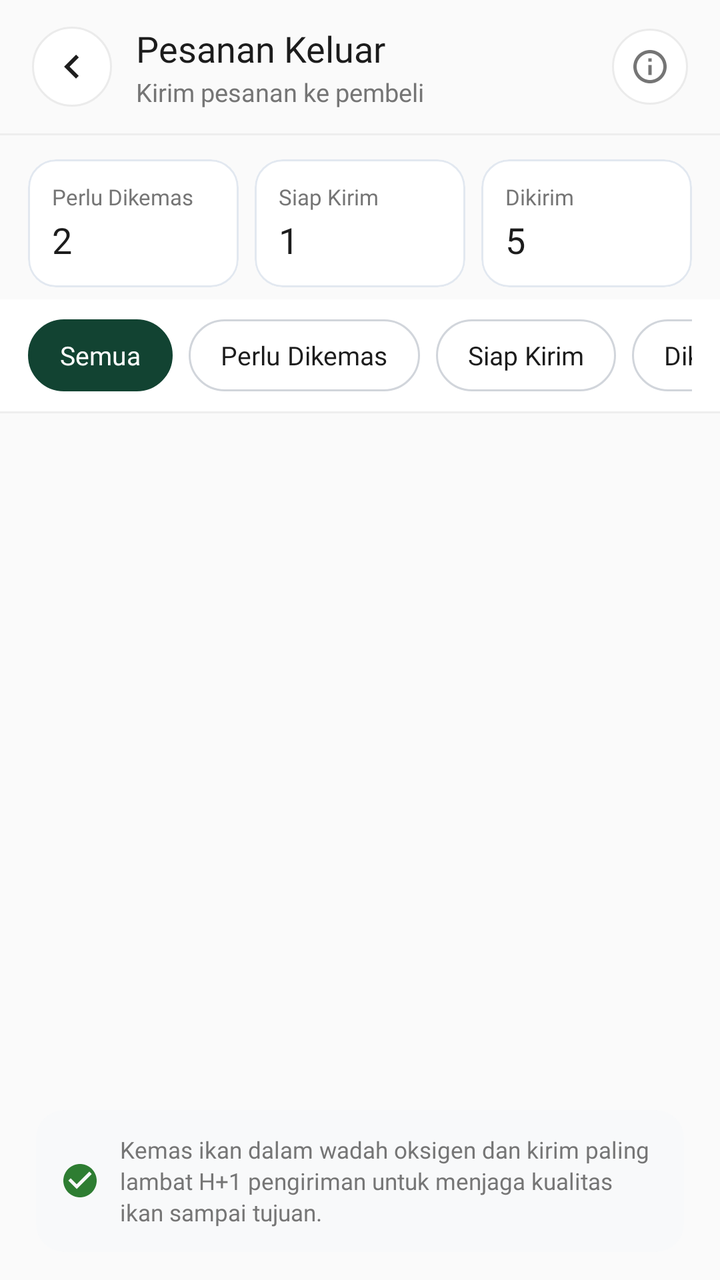
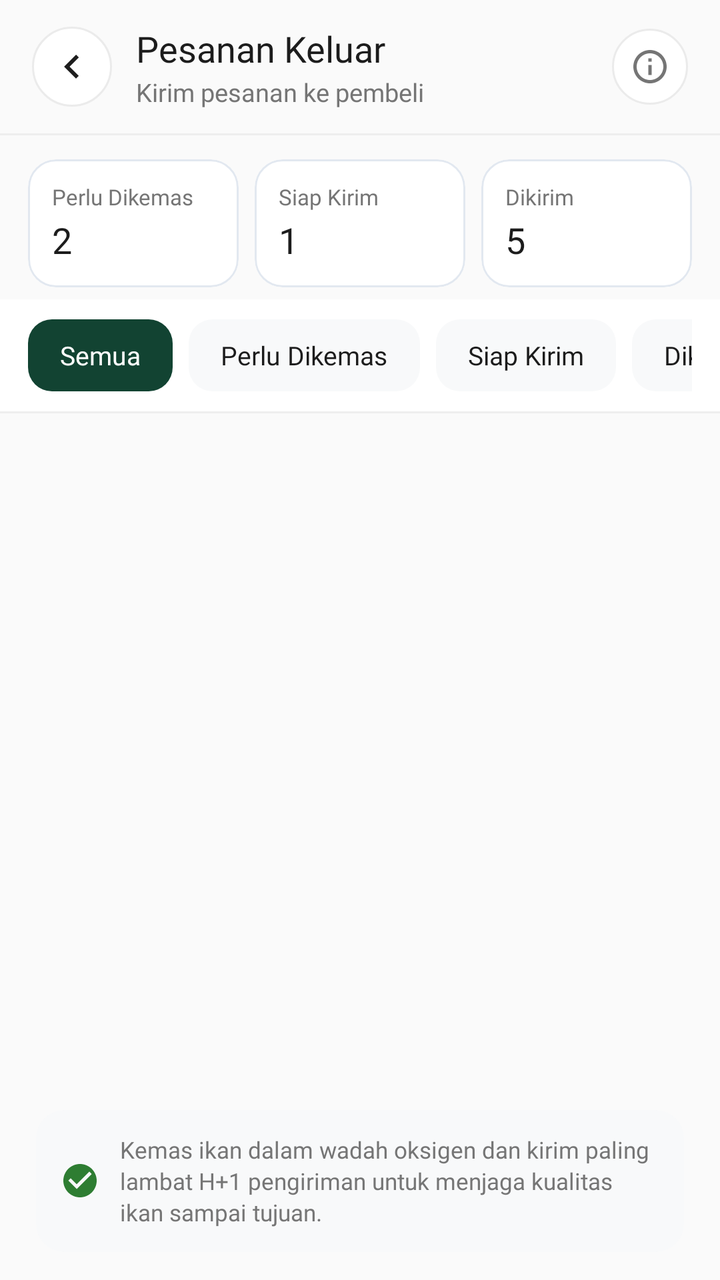

An Android layout rendered at two revisions. The XML below is the earlier revision; the diff shows what the commit changed to produce the second picture.
<!-- AndroidManifest.xml: application theme Theme.GuppyMarketIDN -->
<!-- res/layout/activity_seller_orders.xml -->
<?xml version="1.0" encoding="utf-8"?>
<RelativeLayout
    xmlns:android="http://schemas.android.com/apk/res/android"
    xmlns:app="http://schemas.android.com/apk/res-auto"
    xmlns:tools="http://schemas.android.com/tools"
    android:id="@+id/main"
    android:layout_width="match_parent"
    android:layout_height="match_parent"
    android:background="#FAFAFA"
    tools:context=".menuProfile.SellerOrdersActivity">

    
    <LinearLayout
        android:id="@+id/topBarSellerOrders"
        android:layout_width="match_parent"
        android:layout_height="wrap_content"
        android:layout_alignParentTop="true"
        android:background="#FAFAFA"
        android:paddingHorizontal="16dp"
        android:paddingTop="12dp"
        android:paddingBottom="12dp"
        android:gravity="center_vertical"
        android:orientation="horizontal">

        <ImageView
            android:id="@+id/btnBackSellerOrders"
            android:layout_width="40dp"
            android:layout_height="40dp"
            android:background="@drawable/bg_circle_white_stroke"
            android:src="@drawable/ic_chevron_left"
            android:padding="8dp"
            android:clickable="true"
            android:focusable="true"/>

        <LinearLayout
            android:layout_width="0dp"
            android:layout_weight="1"
            android:layout_height="wrap_content"
            android:layout_marginStart="12dp"
            android:orientation="vertical">

            <TextView
                android:layout_width="wrap_content"
                android:layout_height="wrap_content"
                android:fontFamily="@font/inter_bold"
                android:text="Pesanan Keluar"
                android:textColor="@color/guppy_text_black"
                android:textSize="18sp"/>

            <TextView
                android:layout_width="wrap_content"
                android:layout_height="wrap_content"
                android:layout_marginTop="1dp"
                android:fontFamily="@font/inter_regular"
                android:text="Kirim pesanan ke pembeli"
                android:textColor="@color/guppy_text_gray"
                android:textSize="12.5sp"/>
        </LinearLayout>

        <ImageView
            android:id="@+id/btnHelpSellerOrders"
            android:layout_width="38dp"
            android:layout_height="38dp"
            android:background="@drawable/bg_circle_white_stroke"
            android:src="@drawable/ic_info"
            app:tint="@color/guppy_text_gray"
            android:padding="9dp"
            android:clickable="true"
            android:focusable="true"/>
    </LinearLayout>

    <View
        android:id="@+id/dividerHeader"
        android:layout_width="match_parent"
        android:layout_height="1dp"
        android:layout_below="@id/topBarSellerOrders"
        android:background="#EEEEEE"/>

    
    <LinearLayout
        android:id="@+id/layoutTopCounters"
        android:layout_width="match_parent"
        android:layout_height="wrap_content"
        android:layout_below="@id/dividerHeader"
        android:background="#FAFAFA"
        android:paddingHorizontal="14dp"
        android:paddingTop="12dp"
        android:paddingBottom="6dp"
        android:orientation="horizontal">

        
        <com.google.android.material.card.MaterialCardView
            android:layout_width="0dp"
            android:layout_weight="1"
            android:layout_height="64dp"
            android:layout_marginEnd="5dp"
            app:cardCornerRadius="14dp"
            app:cardElevation="0dp"
            app:cardBackgroundColor="@color/white"
            app:strokeColor="#E2E8F0"
            app:strokeWidth="1dp">
            <LinearLayout
                android:layout_width="match_parent"
                android:layout_height="match_parent"
                android:gravity="center_vertical"
                android:paddingHorizontal="12dp"
                android:orientation="vertical">
                <TextView
                    android:layout_width="wrap_content"
                    android:layout_height="wrap_content"
                    android:text="Perlu Dikemas"
                    android:textColor="@color/guppy_text_gray"
                    android:fontFamily="@font/inter_medium"
                    android:textSize="11sp"/>
                <TextView
                    android:id="@+id/tvCountPerluDikemas"
                    android:layout_width="wrap_content"
                    android:layout_height="wrap_content"
                    android:layout_marginTop="2dp"
                    android:text="2"
                    android:textColor="@color/guppy_text_black"
                    android:fontFamily="@font/inter_bold"
                    android:textSize="18sp"/>
            </LinearLayout>
        </com.google.android.material.card.MaterialCardView>

        
        <com.google.android.material.card.MaterialCardView
            android:layout_width="0dp"
            android:layout_weight="1"
            android:layout_height="64dp"
            android:layout_marginHorizontal="3dp"
            app:cardCornerRadius="14dp"
            app:cardElevation="0dp"
            app:cardBackgroundColor="@color/white"
            app:strokeColor="#E2E8F0"
            app:strokeWidth="1dp">
            <LinearLayout
                android:layout_width="match_parent"
                android:layout_height="match_parent"
                android:gravity="center_vertical"
                android:paddingHorizontal="12dp"
                android:orientation="vertical">
                <TextView
                    android:layout_width="wrap_content"
                    android:layout_height="wrap_content"
                    android:text="Siap Kirim"
                    android:textColor="@color/guppy_text_gray"
                    android:fontFamily="@font/inter_medium"
                    android:textSize="11sp"/>
                <TextView
                    android:id="@+id/tvCountSiapKirim"
                    android:layout_width="wrap_content"
                    android:layout_height="wrap_content"
                    android:layout_marginTop="2dp"
                    android:text="1"
                    android:textColor="@color/guppy_text_black"
                    android:fontFamily="@font/inter_bold"
                    android:textSize="18sp"/>
            </LinearLayout>
        </com.google.android.material.card.MaterialCardView>

        
        <com.google.android.material.card.MaterialCardView
            android:layout_width="0dp"
            android:layout_weight="1"
            android:layout_height="64dp"
            android:layout_marginStart="5dp"
            app:cardCornerRadius="14dp"
            app:cardElevation="0dp"
            app:cardBackgroundColor="@color/white"
            app:strokeColor="#E2E8F0"
            app:strokeWidth="1dp">
            <LinearLayout
                android:layout_width="match_parent"
                android:layout_height="match_parent"
                android:gravity="center_vertical"
                android:paddingHorizontal="12dp"
                android:orientation="vertical">
                <TextView
                    android:layout_width="wrap_content"
                    android:layout_height="wrap_content"
                    android:text="Dikirim"
                    android:textColor="@color/guppy_text_gray"
                    android:fontFamily="@font/inter_medium"
                    android:textSize="11sp"/>
                <TextView
                    android:id="@+id/tvCountDikirim"
                    android:layout_width="wrap_content"
                    android:layout_height="wrap_content"
                    android:layout_marginTop="2dp"
                    android:text="5"
                    android:textColor="@color/guppy_text_black"
                    android:fontFamily="@font/inter_bold"
                    android:textSize="18sp"/>
            </LinearLayout>
        </com.google.android.material.card.MaterialCardView>

    </LinearLayout>

    
    <HorizontalScrollView
        android:id="@+id/scrollTabsSellerOrders"
        android:layout_width="match_parent"
        android:layout_height="wrap_content"
        android:layout_below="@id/layoutTopCounters"
        android:background="@color/white"
        android:scrollbars="none"
        android:paddingVertical="10dp"
        android:paddingHorizontal="14dp">

        <LinearLayout
            android:layout_width="wrap_content"
            android:layout_height="wrap_content"
            android:orientation="horizontal">

            
            <TextView
                android:id="@+id/tabSellerOrderSemua"
                android:layout_width="wrap_content"
                android:layout_height="36dp"
                android:background="@drawable/bg_chip_selected"
                android:backgroundTint="#124332"
                android:text="Semua"
                android:textColor="@color/white"
                android:fontFamily="@font/inter_bold"
                android:textSize="13sp"
                android:gravity="center"
                android:paddingHorizontal="16dp"
                android:layout_marginEnd="8dp"
                android:clickable="true"
                android:focusable="true"/>

            
            <TextView
                android:id="@+id/tabSellerOrderPerluDikemas"
                android:layout_width="wrap_content"
                android:layout_height="36dp"
                android:background="@drawable/bg_btn_outline_pill_gray"
                android:text="Perlu Dikemas"
                android:textColor="@color/guppy_text_black"
                android:fontFamily="@font/inter_bold"
                android:textSize="13sp"
                android:gravity="center"
                android:paddingHorizontal="16dp"
                android:layout_marginEnd="8dp"
                android:clickable="true"
                android:focusable="true"/>

            
            <TextView
                android:id="@+id/tabSellerOrderSiapKirim"
                android:layout_width="wrap_content"
                android:layout_height="36dp"
                android:background="@drawable/bg_btn_outline_pill_gray"
                android:text="Siap Kirim"
                android:textColor="@color/guppy_text_black"
                android:fontFamily="@font/inter_bold"
                android:textSize="13sp"
                android:gravity="center"
                android:paddingHorizontal="16dp"
                android:layout_marginEnd="8dp"
                android:clickable="true"
                android:focusable="true"/>

            
            <TextView
                android:id="@+id/tabSellerOrderDikirim"
                android:layout_width="wrap_content"
                android:layout_height="36dp"
                android:background="@drawable/bg_btn_outline_pill_gray"
                android:text="Dikirim"
                android:textColor="@color/guppy_text_black"
                android:fontFamily="@font/inter_bold"
                android:textSize="13sp"
                android:gravity="center"
                android:paddingHorizontal="16dp"
                android:layout_marginEnd="8dp"
                android:clickable="true"
                android:focusable="true"/>

            
            <TextView
                android:id="@+id/tabSellerOrderSelesai"
                android:layout_width="wrap_content"
                android:layout_height="36dp"
                android:background="@drawable/bg_btn_outline_pill_gray"
                android:text="Selesai"
                android:textColor="@color/guppy_text_black"
                android:fontFamily="@font/inter_bold"
                android:textSize="13sp"
                android:gravity="center"
                android:paddingHorizontal="16dp"
                android:clickable="true"
                android:focusable="true"/>
        </LinearLayout>
    </HorizontalScrollView>

    <View
        android:id="@+id/dividerTabs"
        android:layout_width="match_parent"
        android:layout_height="1dp"
        android:layout_below="@id/scrollTabsSellerOrders"
        android:background="#EEEEEE"/>

    
    <androidx.cardview.widget.CardView
        android:id="@+id/cardBottomNotice"
        android:layout_width="match_parent"
        android:layout_height="wrap_content"
        android:layout_alignParentBottom="true"
        android:layout_marginHorizontal="18dp"
        android:layout_marginBottom="14dp"
        app:cardCornerRadius="14dp"
        app:cardElevation="0dp"
        app:cardBackgroundColor="#F8F9FA"
        app:strokeColor="#E2E8F0"
        app:strokeWidth="1dp">

        <LinearLayout
            android:layout_width="match_parent"
            android:layout_height="wrap_content"
            android:padding="12dp"
            android:gravity="center_vertical"
            android:orientation="horizontal">

            <ImageView
                android:layout_width="20dp"
                android:layout_height="20dp"
                android:src="@drawable/ic_verified_badge"
                app:tint="#2E7D32"/>

            <TextView
                android:layout_width="0dp"
                android:layout_weight="1"
                android:layout_height="wrap_content"
                android:layout_marginStart="10dp"
                android:text="Kemas ikan dalam wadah oksigen dan kirim paling lambat H+1 pengiriman untuk menjaga kualitas ikan sampai tujuan."
                android:textColor="@color/guppy_text_gray"
                android:fontFamily="@font/inter_medium"
                android:textSize="11.5sp"
                android:lineSpacingExtra="2dp"/>
        </LinearLayout>
    </androidx.cardview.widget.CardView>

    
    <androidx.recyclerview.widget.RecyclerView
        android:id="@+id/recyclerSellerOrders"
        android:layout_width="match_parent"
        android:layout_height="match_parent"
        android:layout_below="@id/dividerTabs"
        android:layout_above="@id/cardBottomNotice"
        android:clipToPadding="false"
        android:paddingHorizontal="18dp"
        android:paddingTop="14dp"
        android:paddingBottom="10dp"/>

    
    <TextView
        android:id="@+id/tvEmptySellerOrders"
        android:layout_width="wrap_content"
        android:layout_height="wrap_content"
        android:layout_centerInParent="true"
        android:fontFamily="@font/inter_medium"
        android:text="Belum ada pesanan masuk pada kategori ini."
        android:textColor="@color/guppy_text_gray"
        android:textSize="13.5sp"
        android:visibility="gone"/>

</RelativeLayout>
<!-- resources referenced by this layout -->
<resources>
  <color name="guppy_text_black">#1C1C1C</color>
  <color name="guppy_text_gray">#757575</color>
  <color name="white">#FFFFFFFF</color>
  <!-- drawable bg_btn_outline_pill_gray (drawable) -->
  <?xml version="1.0" encoding="utf-8"?>
  <shape xmlns:android="http://schemas.android.com/apk/res/android">
      <solid android:color="@color/white" />
      <stroke android:width="1dp" android:color="#D1D5DB" />
      <corners android:radius="20dp" />
  </shape>
  <!-- drawable bg_chip_selected (drawable) -->
  <?xml version="1.0" encoding="utf-8"?>
  <shape xmlns:android="http://schemas.android.com/apk/res/android">
      <solid android:color="#E0F2F1" />
      <stroke
          android:width="1.5dp"
          android:color="@color/guppy_primary" />
      <corners android:radius="20dp" />
  </shape>
  <!-- drawable bg_circle_white_stroke (drawable) -->
  <?xml version="1.0" encoding="utf-8"?>
  <shape xmlns:android="http://schemas.android.com/apk/res/android" android:shape="oval">
      <solid android:color="@color/white" />
      <stroke android:width="1dp" android:color="@color/guppy_stroke" />
  </shape>
  <!-- drawable ic_chevron_left (drawable) -->
  <vector xmlns:android="http://schemas.android.com/apk/res/android"
      android:width="24dp"
      android:height="24dp"
      android:viewportWidth="24"
      android:viewportHeight="24">
    <path
        android:fillColor="#1E1E1E"
        android:pathData="M15.41,16.59L10.83,12l4.58,-4.59L14,6l-6,6 6,6 1.41,-1.41z"/>
  </vector>
  <!-- drawable ic_info (drawable) -->
  <vector xmlns:android="http://schemas.android.com/apk/res/android"
      android:width="24dp"
      android:height="24dp"
      android:viewportWidth="24"
      android:viewportHeight="24">
    <path
        android:fillColor="#E33A24"
        android:pathData="M11,17h2v-6h-2v6zM12,2C6.48,2 2,6.48 2,12s4.48,10 10,10 10,-4.48 10,-10S17.52,2 12,2zM12,20c-4.41,0 -8,-3.59 -8,-8s3.59,-8 8,-8 8,3.59 8,8 -3.59,8 -8,8zM11,7h2v2h-2z"/>
  </vector>
  <!-- drawable ic_verified_badge (drawable) -->
  <vector xmlns:android="http://schemas.android.com/apk/res/android"
      android:width="16dp"
      android:height="16dp"
      android:viewportWidth="24"
      android:viewportHeight="24">
    <path
        android:fillColor="#4CAF50"
        android:pathData="M12,2C6.48,2 2,6.48 2,12s4.48,10 10,10 10,-4.48 10,-10S17.52,2 12,2zM10,17l-5,-5 1.41,-1.41L10,14.17l7.59,-7.59L19,8l-9,9z"/>
  </vector>
  <style name="Theme.GuppyMarketIDN" parent="Base.Theme.GuppyMarketIDN" />
  <color name="guppy_primary">#00897B</color>
  <color name="guppy_stroke">#EBEBEB</color>
  <style name="Base.Theme.GuppyMarketIDN" parent="Theme.Material3.Light.NoActionBar">
          <item name="colorPrimary">@color/guppy_primary</item>
          <item name="colorOnPrimary">@color/white</item>
          <item name="android:textColorPrimary">@color/guppy_text_black</item>
          <item name="android:textColorSecondary">@color/guppy_text_gray</item>
          <item name="android:windowBackground">@color/guppy_background</item>
      </style>
  <color name="guppy_background">#F8F9FA</color>
</resources>

<!-- the commit's change to res/layout/activity_seller_orders.xml (unified diff, before → after) -->
@@ -219,7 +219,7 @@
                 android:id="@+id/tabSellerOrderSemua"
                 android:layout_width="wrap_content"
                 android:layout_height="36dp"
-                android:background="@drawable/bg_chip_selected"
+                android:background="@drawable/bg_btn_primary"
                 android:backgroundTint="#124332"
                 android:text="Semua"
                 android:textColor="@color/white"
@@ -236,7 +236,7 @@
                 android:id="@+id/tabSellerOrderPerluDikemas"
                 android:layout_width="wrap_content"
                 android:layout_height="36dp"
-                android:background="@drawable/bg_btn_outline_pill_gray"
+                android:background="@drawable/bg_btn_solid_gray"
                 android:text="Perlu Dikemas"
                 android:textColor="@color/guppy_text_black"
                 android:fontFamily="@font/inter_bold"
@@ -252,7 +252,7 @@
                 android:id="@+id/tabSellerOrderSiapKirim"
                 android:layout_width="wrap_content"
                 android:layout_height="36dp"
-                android:background="@drawable/bg_btn_outline_pill_gray"
+                android:background="@drawable/bg_btn_solid_gray"
                 android:text="Siap Kirim"
                 android:textColor="@color/guppy_text_black"
                 android:fontFamily="@font/inter_bold"
@@ -268,7 +268,7 @@
                 android:id="@+id/tabSellerOrderDikirim"
                 android:layout_width="wrap_content"
                 android:layout_height="36dp"
-                android:background="@drawable/bg_btn_outline_pill_gray"
+                android:background="@drawable/bg_btn_solid_gray"
                 android:text="Dikirim"
                 android:textColor="@color/guppy_text_black"
                 android:fontFamily="@font/inter_bold"
@@ -284,7 +284,7 @@
                 android:id="@+id/tabSellerOrderSelesai"
                 android:layout_width="wrap_content"
                 android:layout_height="36dp"
-                android:background="@drawable/bg_btn_outline_pill_gray"
+                android:background="@drawable/bg_btn_solid_gray"
                 android:text="Selesai"
                 android:textColor="@color/guppy_text_black"
                 android:fontFamily="@font/inter_bold"
<!-- resource entries referenced after the edit -->
@@ -3,21 +3,17 @@
   <color name="guppy_text_black">#1C1C1C</color>
   <color name="guppy_text_gray">#757575</color>
   <color name="white">#FFFFFFFF</color>
-  <!-- drawable bg_btn_outline_pill_gray (drawable) -->
+  <!-- drawable bg_btn_primary (drawable) -->
   <?xml version="1.0" encoding="utf-8"?>
   <shape xmlns:android="http://schemas.android.com/apk/res/android">
-      <solid android:color="@color/white" />
-      <stroke android:width="1dp" android:color="#D1D5DB" />
-      <corners android:radius="20dp" />
+      <solid android:color="@color/guppy_primary" />
+      <corners android:radius="12dp" />
   </shape>
-  <!-- drawable bg_chip_selected (drawable) -->
+  <!-- drawable bg_btn_solid_gray (drawable) -->
   <?xml version="1.0" encoding="utf-8"?>
   <shape xmlns:android="http://schemas.android.com/apk/res/android">
-      <solid android:color="#E0F2F1" />
-      <stroke
-          android:width="1.5dp"
-          android:color="@color/guppy_primary" />
-      <corners android:radius="20dp" />
+      <solid android:color="#F8F9FA" />
+      <corners android:radius="12dp" />
   </shape>
   <!-- drawable bg_circle_white_stroke (drawable) -->
   <?xml version="1.0" encoding="utf-8"?>
